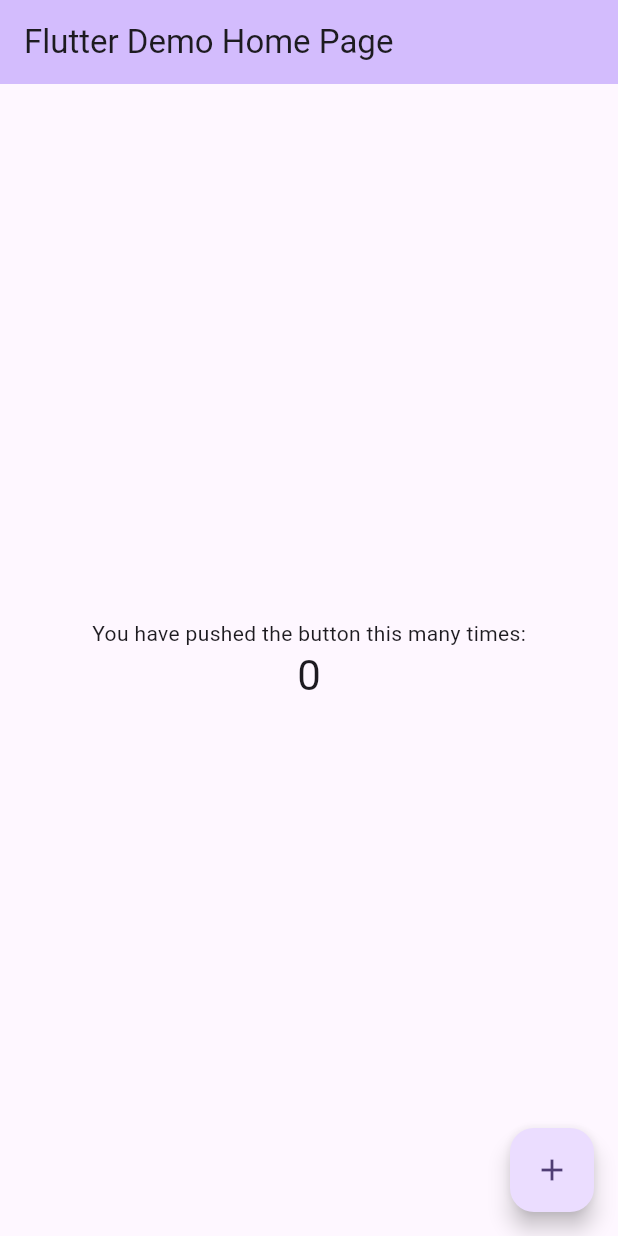
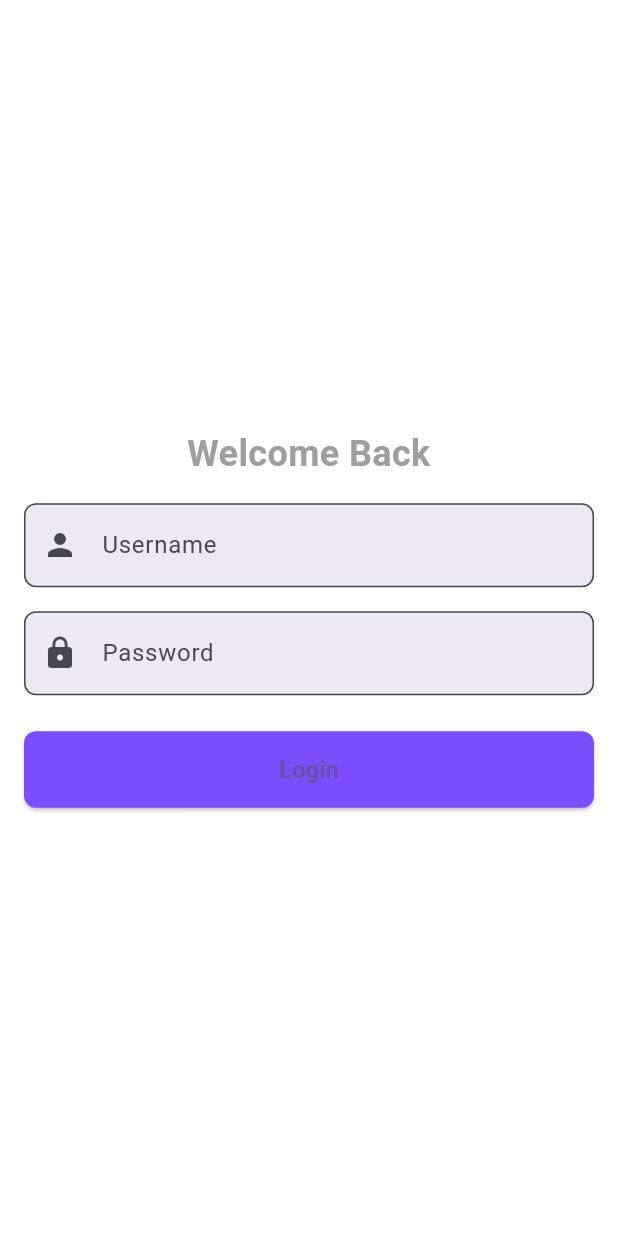
Before and after one commit to pathak-harshal/Sample-Bank, a Flutter app: the screen it shows after launch, on a phone screen of 412 x 824 dp. Run offline on Flutter 3.47's test engine with Material 3 defaults, Android fonts, the phone set to English and light mode, and no system bars.

Commit message:
Created Static pages with theme class

```diff
--- a/lib/main.dart
+++ b/lib/main.dart
@@ -1,4 +1,6 @@
 import 'package:flutter/material.dart';
+import 'package:sample_bank/screens/index.dart';
+import 'package:sample_bank/theme/app_theme.dart';
 
 void main() {
   runApp(const MyApp());
@@ -11,115 +13,11 @@
   @override
   Widget build(BuildContext context) {
     return MaterialApp(
-      title: 'Flutter Demo',
-      theme: ThemeData(
-        // This is the theme of your application.
-        //
-        // TRY THIS: Try running your application with "flutter run". You'll see
-        // the application has a purple toolbar. Then, without quitting the app,
-        // try changing the seedColor in the colorScheme below to Colors.green
-        // and then invoke "hot reload" (save your changes or press the "hot
-        // reload" button in a Flutter-supported IDE, or press "r" if you used
-        // the command line to start the app).
-        //
-        // Notice that the counter didn't reset back to zero; the application
-        // state is not lost during the reload. To reset the state, use hot
-        // restart instead.
-        //
-        // This works for code too, not just values: Most code changes can be
-        // tested with just a hot reload.
-        colorScheme: ColorScheme.fromSeed(seedColor: Colors.deepPurple),
-        useMaterial3: true,
-      ),
-      home: const MyHomePage(title: 'Flutter Demo Home Page'),
+      title: 'Sample Bank',
+      theme: AppTheme.lightTheme,
+      darkTheme: AppTheme.darkTheme, // Optional: Add a dark theme
+      themeMode: ThemeMode.system, // Use system theme by default
+      home: LoginPage(),
     );
   }
 }
-
-class MyHomePage extends StatefulWidget {
-  const MyHomePage({super.key, required this.title});
-
-  // This widget is the home page of your application. It is stateful, meaning
-  // that it has a State object (defined below) that contains fields that affect
-  // how it looks.
-
-  // This class is the configuration for the state. It holds the values (in this
-  // case the title) provided by the parent (in this case the App widget) and
-  // used by the build method of the State. Fields in a Widget subclass are
-  // always marked "final".
-
-  final String title;
-
-  @override
-  State<MyHomePage> createState() => _MyHomePageState();
-}
-
-class _MyHomePageState extends State<MyHomePage> {
-  int _counter = 0;
-
-  void _incrementCounter() {
-    setState(() {
-      // This call to setState tells the Flutter framework that something has
-      // changed in this State, which causes it to rerun the build method below
-      // so that the display can reflect the updated values. If we changed
-      // _counter without calling setState(), then the build method would not be
-      // called again, and so nothing would appear to happen.
-      _counter++;
-    });
-  }
-
-  @override
-  Widget build(BuildContext context) {
-    // This method is rerun every time setState is called, for instance as done
-    // by the _incrementCounter method above.
-    //
-    // The Flutter framework has been optimized to make rerunning build methods
-    // fast, so that you can just rebuild anything that needs updating rather
-    // than having to individually change instances of widgets.
-    return Scaffold(
-      appBar: AppBar(
-        // TRY THIS: Try changing the color here to a specific color (to
-        // Colors.amber, perhaps?) and trigger a hot reload to see the AppBar
-        // change color while the other colors stay the same.
-        backgroundColor: Theme.of(context).colorScheme.inversePrimary,
-        // Here we take the value from the MyHomePage object that was created by
-        // the App.build method, and use it to set our appbar title.
-        title: Text(widget.title),
-      ),
-      body: Center(
-        // Center is a layout widget. It takes a single child and positions it
-        // in the middle of the parent.
-        child: Column(
-          // Column is also a layout widget. It takes a list of children and
-          // arranges them vertically. By default, it sizes itself to fit its
-          // children horizontally, and tries to be as tall as its parent.
-          //
-          // Column has various properties to control how it sizes itself and
-          // how it positions its children. Here we use mainAxisAlignment to
-          // center the children vertically; the main axis here is the vertical
-          // axis because Columns are vertical (the cross axis would be
-          // horizontal).
-          //
-          // TRY THIS: Invoke "debug painting" (choose the "Toggle Debug Paint"
-          // action in the IDE, or press "p" in the console), to see the
-          // wireframe for each widget.
-          mainAxisAlignment: MainAxisAlignment.center,
-          children: <Widget>[
-            const Text(
-              'You have pushed the button this many times:',
-            ),
-            Text(
-              '$_counter',
-              style: Theme.of(context).textTheme.headlineMedium,
-            ),
-          ],
-        ),
-      ),
-      floatingActionButton: FloatingActionButton(
-        onPressed: _incrementCounter,
-        tooltip: 'Increment',
-        child: const Icon(Icons.add),
-      ), // This trailing comma makes auto-formatting nicer for build methods.
-    );
-  }
-}
--- /dev/null
+++ b/lib/model/index.dart
@@ -0,0 +1 @@
+export 'transaction.dart';
--- /dev/null
+++ b/lib/screens/index.dart
@@ -0,0 +1,3 @@
+export 'login_page.dart';
+export 'send_money_page.dart';
+export 'transaction_list_page.dart';
--- /dev/null
+++ b/lib/screens/login_page.dart
@@ -0,0 +1,78 @@
+import 'package:flutter/material.dart';
+
+class LoginPage extends StatelessWidget {
+  final TextEditingController _usernameController = TextEditingController();
+  final TextEditingController _passwordController = TextEditingController();
+
+  LoginPage({super.key});
+
+  @override
+  Widget build(BuildContext context) {
+    return Scaffold(
+      body: Center(
+        child: Padding(
+          padding: const EdgeInsets.all(16.0),
+          child: Column(
+            mainAxisAlignment: MainAxisAlignment.center,
+            crossAxisAlignment: CrossAxisAlignment.stretch,
+            children: [
+              const Text(
+                "Welcome Back",
+                style: TextStyle(
+                  fontSize: 24,
+                  fontWeight: FontWeight.bold,
+                ),
+                textAlign: TextAlign.center,
+              ),
+              const SizedBox(height: 16),
+              TextField(
+                controller: _usernameController,
+                decoration: InputDecoration(
+                  labelText: "Username",
+                  border: OutlineInputBorder(
+                    borderRadius: BorderRadius.circular(8),
+                  ),
+                  prefixIcon: const Icon(Icons.person),
+                ),
+              ),
+              const SizedBox(height: 16),
+              TextField(
+                controller: _passwordController,
+                obscureText: true,
+                decoration: InputDecoration(
+                  labelText: "Password",
+                  border: OutlineInputBorder(
+                    borderRadius: BorderRadius.circular(8),
+                  ),
+                  prefixIcon: const Icon(Icons.lock),
+                ),
+              ),
+              const SizedBox(height: 24),
+              ElevatedButton(
+                onPressed: () {
+                  final username = _usernameController.text;
+                  final password = _passwordController.text;
+
+                  // Simple login validation
+                  if (username.isNotEmpty && password.isNotEmpty) {
+                    ScaffoldMessenger.of(context).showSnackBar(
+                      SnackBar(content: Text("Logged in as $username")),
+                    );
+                  } else {
+                    ScaffoldMessenger.of(context).showSnackBar(
+                      const SnackBar(
+                          content: Text("Please fill in all fields")),
+                    );
+                  }
+                },
+                child: const Text(
+                  "Login",
+                ),
+              ),
+            ],
+          ),
+        ),
+      ),
+    );
+  }
+}
--- /dev/null
+++ b/lib/theme/app_theme.dart
@@ -0,0 +1,70 @@
+import 'package:flutter/material.dart';
+
+class AppTheme {
+  static final ThemeData lightTheme = ThemeData(
+    primarySwatch: Colors.deepPurple,
+    brightness: Brightness.light,
+    primaryColor: Colors.deepPurpleAccent,
+    scaffoldBackgroundColor: Colors.white,
+    appBarTheme: const AppBarTheme(
+      backgroundColor: Colors.deepPurpleAccent,
+      titleTextStyle: TextStyle(
+        color: Colors.white,
+        fontSize: 20,
+        fontWeight: FontWeight.bold,
+      ),
+      iconTheme: IconThemeData(color: Colors.white),
+    ),
+    textTheme: const TextTheme(
+      displayLarge: TextStyle(
+          fontSize: 32, fontWeight: FontWeight.bold, color: Colors.deepPurple),
+      bodyLarge: TextStyle(fontSize: 16, color: Colors.black),
+      bodyMedium: TextStyle(fontSize: 14, color: Colors.grey),
+    ),
+    elevatedButtonTheme: ElevatedButtonThemeData(
+      style: ElevatedButton.styleFrom(
+        padding: const EdgeInsets.symmetric(vertical: 16),
+        backgroundColor: Colors.deepPurpleAccent,
+        textStyle: const TextStyle(
+          fontSize: 16,
+          fontWeight: FontWeight.bold,
+          color: Colors.white,
+        ),
+        shape: RoundedRectangleBorder(borderRadius: BorderRadius.circular(8)),
+      ),
+    ),
+    inputDecorationTheme: InputDecorationTheme(
+      border: OutlineInputBorder(
+        borderRadius: BorderRadius.circular(8),
+      ),
+      filled: true,
+      fillColor: Colors.deepPurple[50],
+    ),
+  );
+
+  static final ThemeData darkTheme = ThemeData(
+    brightness: Brightness.dark,
+    primaryColor: Colors.deepPurple,
+    scaffoldBackgroundColor: Colors.black,
+    appBarTheme: const AppBarTheme(
+      backgroundColor: Colors.black,
+      titleTextStyle: TextStyle(
+        color: Colors.deepPurpleAccent,
+        fontSize: 20,
+        fontWeight: FontWeight.bold,
+      ),
+      iconTheme: IconThemeData(color: Colors.deepPurpleAccent),
+    ),
+    textTheme: const TextTheme(
+      displayLarge: TextStyle(
+          fontSize: 32, fontWeight: FontWeight.bold, color: Colors.white),
+      bodyLarge: TextStyle(fontSize: 16, color: Colors.white),
+      bodyMedium: TextStyle(fontSize: 14, color: Colors.grey),
+    ),
+    elevatedButtonTheme: ElevatedButtonThemeData(
+      style: ElevatedButton.styleFrom(
+        backgroundColor: Colors.deepPurple,
+      ),
+    ),
+  );
+}
```
Also changed, not shown: lib/model/transaction.dart (added, +39 -0 lines), lib/screens/send_money_page.dart (added, +108 -0 lines), lib/screens/transaction_list_page.dart (added, +48 -0 lines), lib/pages/login_page.dart (deleted).
